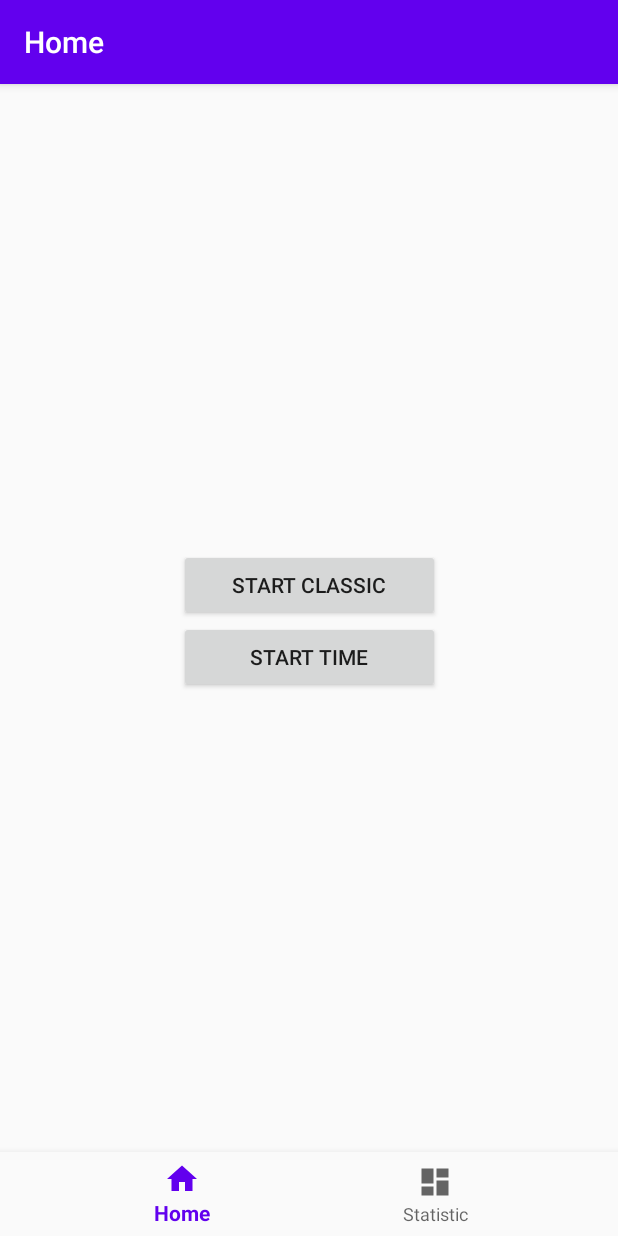
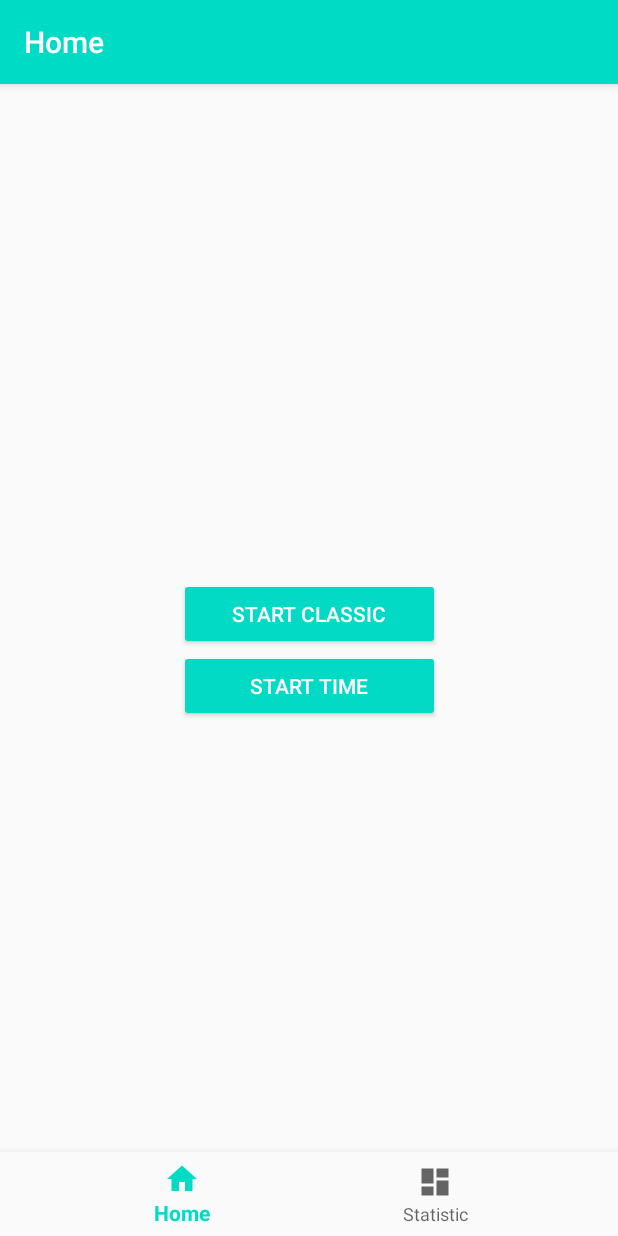
Before and after one commit to Alexandr-star/sudoku-awesome-puzzle-greate-n-the-best-wow-game-in-the-world-sometimes, an Android app: the screen it shows after launch (MainActivity), on a phone screen of 412 x 824 dp. Run offline under Robolectric (Android 15) with nearby library versions, the phone set to English and light mode, and no system bars; our stand-ins replace data binding, navigation-ui.

```diff
--- a/app/src/main/java/com/app/game/sudoku/ui/gameboard/GameboardView.kt
+++ b/app/src/main/java/com/app/game/sudoku/ui/gameboard/GameboardView.kt
@@ -30,13 +30,13 @@ class GameboardView(context: Context, attributeSet: AttributeSet) : View(context
 
     private val thickLinePaint = Paint().apply {
         style = Paint.Style.STROKE
-        color = Color.parseColor("#3ee6b9")
+        color = Color.parseColor("#00dbc6")
         strokeWidth = 7F
     }
 
     private val thinLinePaint = Paint().apply {
         style = Paint.Style.STROKE
-        color = Color.parseColor("#3ee6b9")
+        color = Color.parseColor("#00dbc6")
         strokeWidth = 4F
     }
 
--- a/app/src/main/res/layout/activity_main.xml
+++ b/app/src/main/res/layout/activity_main.xml
@@ -12,9 +12,8 @@
             android:id="@+id/nav_view"
             android:layout_width="0dp"
             android:layout_height="wrap_content"
-            android:layout_marginStart="0dp"
-            android:layout_marginEnd="0dp"
             android:background="?android:attr/windowBackground"
+            android:visibility="visible"
             app:layout_constraintBottom_toBottomOf="parent"
             app:layout_constraintLeft_toLeftOf="parent"
             app:layout_constraintRight_toRightOf="parent"
@@ -26,8 +25,8 @@
             android:layout_width="match_parent"
             android:layout_height="match_parent"
             app:defaultNavHost="true"
+            app:layout_constraintHorizontal_bias="0.0"
             app:layout_constraintBottom_toTopOf="@+id/nav_view"
-            app:layout_constraintHorizontal_bias="0.0"
             app:layout_constraintLeft_toLeftOf="parent"
             app:layout_constraintRight_toRightOf="parent"
             app:layout_constraintTop_toTopOf="parent"
--- a/app/src/main/res/layout/classic_stat_fragment.xml
+++ b/app/src/main/res/layout/classic_stat_fragment.xml
@@ -2,7 +2,6 @@
 <layout xmlns:android="http://schemas.android.com/apk/res/android"
     xmlns:app="http://schemas.android.com/apk/res-auto"
     xmlns:tools="http://schemas.android.com/tools"
-
     tools:context=".ui.dashboard.classic.ClassicStatFragment">
 
     <ScrollView
--- a/app/src/main/res/layout/fragment_game_end.xml
+++ b/app/src/main/res/layout/fragment_game_end.xml
@@ -10,8 +10,9 @@
 
         <Button
             android:id="@+id/closeGameButton"
+            style="@style/Widget.AppCompat.Button.Colored"
             android:layout_width="174dp"
-            android:layout_height="48dp"
+            android:layout_height="wrap_content"
             android:text="@string/homeButton"
             app:layout_constraintBottom_toBottomOf="parent"
             app:layout_constraintEnd_toEndOf="parent"
--- a/app/src/main/res/layout/fragment_gameboard.xml
+++ b/app/src/main/res/layout/fragment_gameboard.xml
@@ -87,7 +87,7 @@
             android:layout_height="46dp"
             android:layout_marginStart="24dp"
             android:layout_marginEnd="24dp"
-            android:layout_marginBottom="48dp"
+            android:layout_marginBottom="88dp"
             android:orientation="horizontal"
             app:layout_constraintBottom_toBottomOf="parent"
             app:layout_constraintEnd_toEndOf="parent"
--- a/app/src/main/res/layout/fragment_home.xml
+++ b/app/src/main/res/layout/fragment_home.xml
@@ -10,7 +10,7 @@
 
         <LinearLayout
             android:layout_width="174dp"
-            android:layout_height="148dp"
+            android:layout_height="109dp"
             android:orientation="vertical"
             app:layout_constraintBottom_toBottomOf="parent"
             app:layout_constraintEnd_toEndOf="parent"
@@ -19,12 +19,14 @@
 
             <Button
                 android:id="@+id/classicGameButton"
+                style="@style/Widget.AppCompat.Button.Colored"
                 android:layout_width="match_parent"
                 android:layout_height="wrap_content"
                 android:text="@string/classicGameButton" />
 
             <Button
                 android:id="@+id/timeGameButton"
+                style="@style/Widget.AppCompat.Button.Colored"
                 android:layout_width="match_parent"
                 android:layout_height="wrap_content"
                 android:text="@string/timeGameButton" />
--- a/app/src/main/res/layout/fragment_level.xml
+++ b/app/src/main/res/layout/fragment_level.xml
@@ -10,7 +10,7 @@
         android:layout_height="match_parent">
 
         <LinearLayout
-            android:layout_width="100dp"
+            android:layout_width="174dp"
             android:layout_height="150dp"
             android:orientation="vertical"
             app:layout_constraintBottom_toBottomOf="parent"
@@ -20,18 +20,21 @@
 
             <Button
                 android:id="@+id/easyButton"
+                style="@style/Widget.AppCompat.Button.Colored"
                 android:layout_width="match_parent"
                 android:layout_height="wrap_content"
                 android:text="@string/level_easy" />
 
             <Button
                 android:id="@+id/mediumButton"
+                style="@style/Widget.AppCompat.Button.Colored"
                 android:layout_width="match_parent"
                 android:layout_height="wrap_content"
                 android:text="@string/level_medium" />
 
             <Button
                 android:id="@+id/hardButton"
+                style="@style/Widget.AppCompat.Button.Colored"
                 android:layout_width="match_parent"
                 android:layout_height="wrap_content"
                 android:text="@string/level_hard" />
--- a/app/src/main/res/navigation/mobile_navigation.xml
+++ b/app/src/main/res/navigation/mobile_navigation.xml
@@ -46,12 +46,6 @@
     </fragment>
 
     <fragment
-        android:id="@+id/navigation_pause"
-        android:name="com.app.game.sudoku.ui.gamevent.GamePauseFragment"
-        android:label="@string/title_pause"
-        tools:layout="@layout/fragment_pausegame"/>
-
-    <fragment
         android:id="@+id/navigation_end"
         android:name="com.app.game.sudoku.ui.gamevent.EndGameFragment"
         android:label="@string/title_gameEnd"
--- a/app/src/main/res/values/colors.xml
+++ b/app/src/main/res/values/colors.xml
@@ -1,7 +1,7 @@
 <?xml version="1.0" encoding="utf-8"?>
 <resources>
-    <color name="colorPrimary">#6200EE</color>
-    <color name="colorPrimaryDark">#3700B3</color>
+    <color name="colorPrimary">#00dbc6</color>
+    <color name="colorPrimaryDark">#00dbc6</color>
     <color name="colorAccent">#03DAC5</color>
     <color name="colorSettingGame">#DAF7F7</color>
 </resources>
```
Also changed, not shown: app/src/main/AndroidManifest.xml (+5 -2 lines), app/src/main/res/layout/time_stat_fragment.xml (+7 -10 lines), 2 other files.
